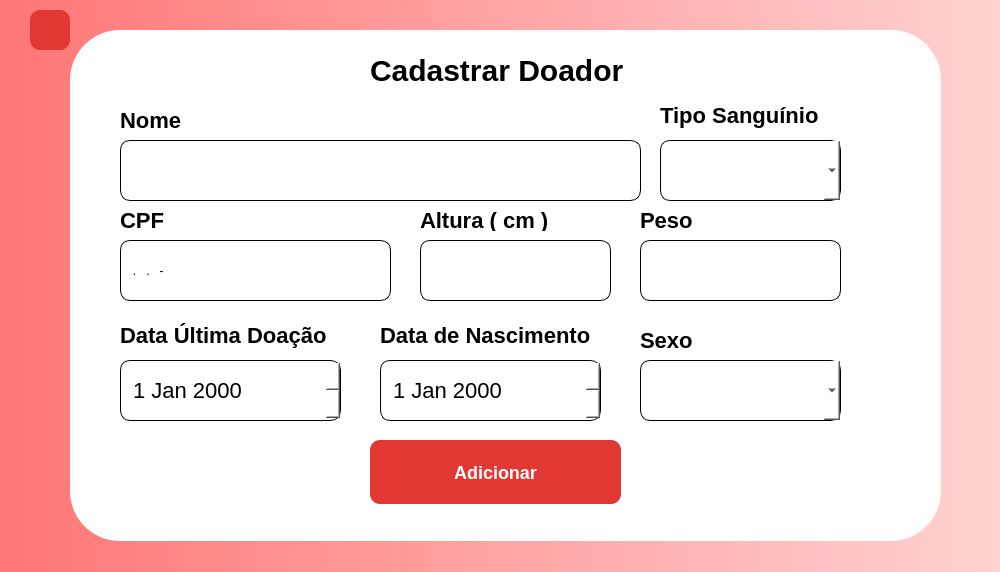
Qt form src/Graphics/Add/AddDoador/cadastrardoador.ui (INF112-Programacao2/20222-team-1) before a commit.
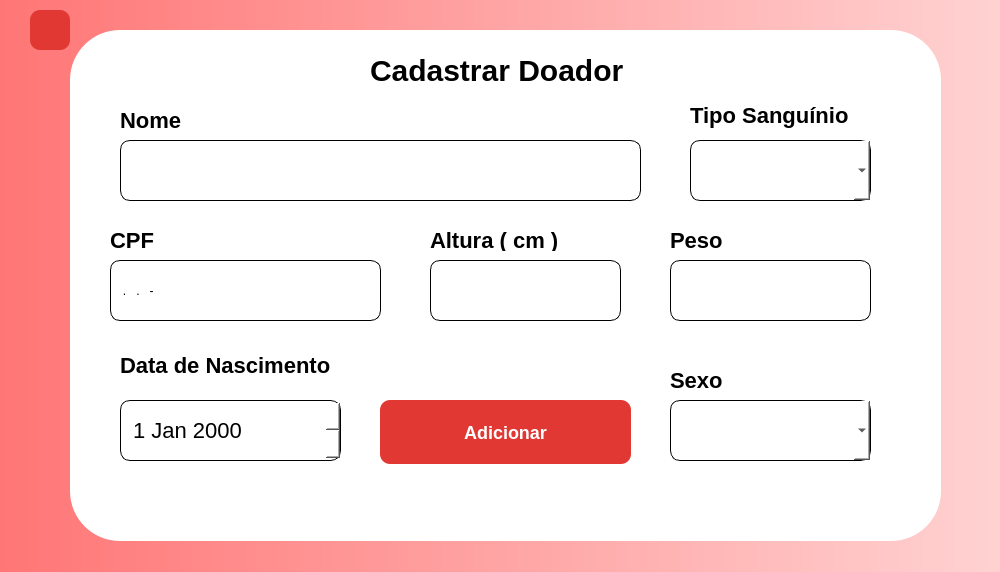
The same form after that commit. Icons and pictures are not drawn.

The edit to the form file:
```diff
--- a/src/Graphics/Add/AddDoador/cadastrardoador.ui
+++ b/src/Graphics/Add/AddDoador/cadastrardoador.ui
@@ -70,8 +70,8 @@
     <widget class="QPushButton" name="buttonAdd">
      <property name="geometry">
       <rect>
-       <x>300</x>
-       <y>410</y>
+       <x>310</x>
+       <y>370</y>
        <width>251</width>
        <height>64</height>
       </rect>
@@ -129,7 +129,7 @@
     <widget class="QLabel" name="txtTipoSangue">
      <property name="geometry">
       <rect>
-       <x>590</x>
+       <x>620</x>
        <y>70</y>
        <width>161</width>
        <height>31</height>
@@ -150,7 +150,7 @@
     <widget class="QComboBox" name="comboTipoSangue">
      <property name="geometry">
       <rect>
-       <x>590</x>
+       <x>620</x>
        <y>110</y>
        <width>181</width>
        <height>61</height>
@@ -168,8 +168,8 @@
     <widget class="QLineEdit" name="inputCPF">
      <property name="geometry">
       <rect>
-       <x>50</x>
-       <y>210</y>
+       <x>40</x>
+       <y>230</y>
        <width>271</width>
        <height>61</height>
       </rect>
@@ -191,8 +191,8 @@
     <widget class="QLabel" name="txtCPF">
      <property name="geometry">
       <rect>
-       <x>50</x>
-       <y>180</y>
+       <x>40</x>
+       <y>200</y>
        <width>51</width>
        <height>21</height>
       </rect>
@@ -211,8 +211,8 @@
     <widget class="QLabel" name="txtDataNascimento">
      <property name="geometry">
       <rect>
-       <x>310</x>
-       <y>290</y>
+       <x>50</x>
+       <y>320</y>
        <width>221</width>
        <height>31</height>
       </rect>
@@ -229,31 +229,11 @@
       <string>Data de Nascimento</string>
      </property>
     </widget>
-    <widget class="QLabel" name="txtUltimaDoacao">
-     <property name="geometry">
-      <rect>
-       <x>50</x>
-       <y>290</y>
-       <width>221</width>
-       <height>31</height>
-      </rect>
-     </property>
-     <property name="styleSheet">
-      <string notr="true">font-weight: 700;
-font-size: 22px;
-line-height: 19px;
-color: #000000;
-</string>
-     </property>
-     <property name="text">
-      <string>Data Última Doação</string>
-     </property>
-    </widget>
     <widget class="QLineEdit" name="inputPeso">
      <property name="geometry">
       <rect>
-       <x>350</x>
-       <y>210</y>
+       <x>360</x>
+       <y>230</y>
        <width>191</width>
        <height>61</height>
       </rect>
@@ -272,8 +252,8 @@
     <widget class="QLineEdit" name="inputAltura">
      <property name="geometry">
       <rect>
-       <x>570</x>
-       <y>210</y>
+       <x>600</x>
+       <y>230</y>
        <width>201</width>
        <height>61</height>
       </rect>
@@ -289,8 +269,8 @@
     <widget class="QLabel" name="txtAltura">
      <property name="geometry">
       <rect>
-       <x>350</x>
-       <y>180</y>
+       <x>360</x>
+       <y>200</y>
        <width>141</width>
        <height>21</height>
       </rect>
@@ -309,8 +289,8 @@
     <widget class="QLabel" name="txtPeso">
      <property name="geometry">
       <rect>
-       <x>570</x>
-       <y>180</y>
+       <x>600</x>
+       <y>200</y>
        <width>61</width>
        <height>21</height>
       </rect>
@@ -326,28 +306,11 @@
       <string>Peso</string>
      </property>
     </widget>
-    <widget class="QDateEdit" name="dataUltimaDoacao">
-     <property name="geometry">
-      <rect>
-       <x>50</x>
-       <y>330</y>
-       <width>221</width>
-       <height>61</height>
-      </rect>
-     </property>
-     <property name="styleSheet">
-      <string notr="true">border: 1px solid black;
-color: black;
-font-size: 22px;
-padding-left: 10px;
-border-radius: 10px;</string>
-     </property>
-    </widget>
     <widget class="QDateEdit" name="dateNascimento">
      <property name="geometry">
       <rect>
-       <x>310</x>
-       <y>330</y>
+       <x>50</x>
+       <y>370</y>
        <width>221</width>
        <height>61</height>
       </rect>
@@ -363,8 +326,8 @@
     <widget class="QLabel" name="txtSexo">
      <property name="geometry">
       <rect>
-       <x>570</x>
-       <y>300</y>
+       <x>600</x>
+       <y>340</y>
        <width>61</width>
        <height>21</height>
       </rect>
@@ -383,8 +346,8 @@
     <widget class="QComboBox" name="comboSexo">
      <property name="geometry">
       <rect>
-       <x>570</x>
-       <y>330</y>
+       <x>600</x>
+       <y>370</y>
        <width>201</width>
        <height>61</height>
       </rect>
```
